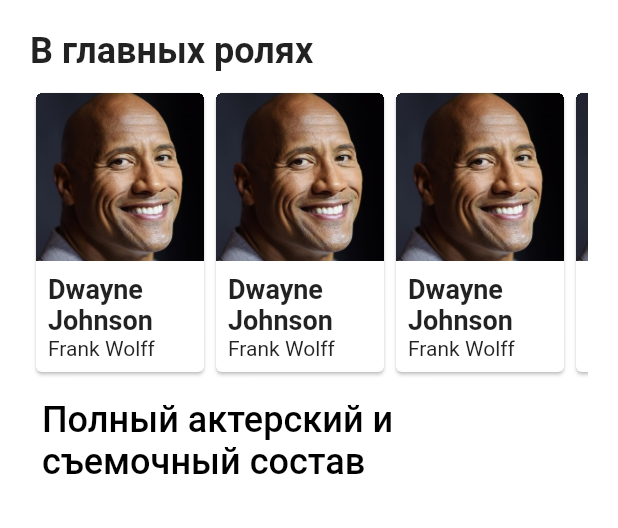
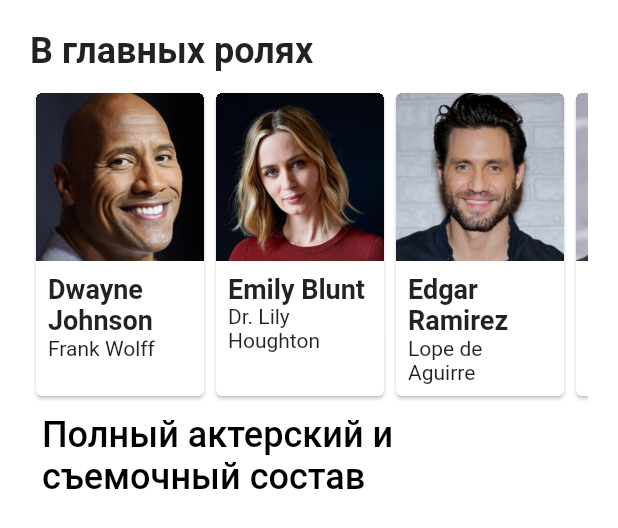
Before and after one commit to roman-romanov/the_movie_db, a Flutter app: the MovieDetailsScreenCastWidget widget shown alone on an empty page, opened directly, on a phone screen of 412 x 824 dp. Shown: the top 528 px of the screen. Run offline on Flutter 3.47's test engine with Material 2 defaults, Android fonts, the light colour scheme and no system bars.

Commit message:
movie_details_screen_cast_widget changed

```diff
--- a/lib/const/const.dart
+++ b/lib/const/const.dart
@@ -14,5 +14,17 @@ final String johnRequa = 'John Requa';
 final String glennFicara = 'Glenn Ficara';
 final String dwayneJohnson = 'Dwayne Johnson';
 final String frankWolff = 'Frank Wolff';
+final String emilyBlunt = 'Emily Blunt';
+final String drLilyHoughton = 'Dr. Lily Houghton';
+final String edgarRamirez = 'Edgar Ramirez';
+final String lopeDeAguirre = 'Lope de Aguirre';
+final String jackWhitehall = 'Jack Whitehall';
+final String mcgregorHoughton = 'McGregor Houghton';
+final String jessePlemons = 'Jesse Plemons';
+final String princeJoachim = 'Prince Joachim';
+final String paulGiamatti = 'Paul Giamatti';
+final String nilo = 'Nilo';
+final String daniRovira = 'Dani Rovira';
+final String sancho = 'Sancho';
 final String screenplay = 'Screenplay';
 final String director = 'Director';
--- a/lib/images/app_images.dart
+++ b/lib/images/app_images.dart
@@ -19,4 +19,14 @@ abstract class AppImages {
       AssetImage('assets/images/cast_criuse_of_jungles/dwayne_johnson.jpg');
   static const emily_blunt =
       AssetImage('assets/images/cast_criuse_of_jungles/emily_blunt.jpg');
+  static const edgar_ramirez =
+      AssetImage('assets/images/cast_criuse_of_jungles/edgar_ramirez.jpg');
+  static const jack_whitehall =
+      AssetImage('assets/images/cast_criuse_of_jungles/jack_whitehall.jpg');
+  static const jesse_plemons =
+      AssetImage('assets/images/cast_criuse_of_jungles/jesse_plemons.jpg');
+  static const paul_giamatti =
+      AssetImage('assets/images/cast_criuse_of_jungles/paul_giamatti.jpg');
+  static const dani_rovira =
+      AssetImage('assets/images/cast_criuse_of_jungles/dani_rovira.jpg');
 }
--- a/lib/widgets/movie_details/movie_details_screen_cast_widget.dart
+++ b/lib/widgets/movie_details/movie_details_screen_cast_widget.dart
@@ -8,6 +8,36 @@ class MovieDetailsScreenCastWidget extends StatelessWidget {
 
   @override
   Widget build(BuildContext context) {
+    var _castPersons = [
+      _CastPerson(
+          image: AssetImage(AppImages.dwayne_johnson.assetName).assetName,
+          name: dwayneJohnson,
+          castName: frankWolff),
+      _CastPerson(
+          image: AssetImage(AppImages.emily_blunt.assetName).assetName,
+          name: emilyBlunt,
+          castName: drLilyHoughton),
+      _CastPerson(
+          image: AssetImage(AppImages.edgar_ramirez.assetName).assetName,
+          name: edgarRamirez,
+          castName: lopeDeAguirre),
+      _CastPerson(
+          image: AssetImage(AppImages.jack_whitehall.assetName).assetName,
+          name: jackWhitehall,
+          castName: mcgregorHoughton),
+      _CastPerson(
+          image: AssetImage(AppImages.jesse_plemons.assetName).assetName,
+          name: jessePlemons,
+          castName: princeJoachim),
+      _CastPerson(
+          image: AssetImage(AppImages.paul_giamatti.assetName).assetName,
+          name: paulGiamatti,
+          castName: nilo),
+      _CastPerson(
+          image: AssetImage(AppImages.dani_rovira.assetName).assetName,
+          name: daniRovira,
+          castName: sancho),
+    ];
     return ColoredBox(
       color: Colors.white,
       child: Padding(
@@ -23,17 +53,19 @@ class MovieDetailsScreenCastWidget extends StatelessWidget {
               ),
             ),
             SizedBox(height: 10),
-            SizedBox(
-              height: 200,
+            Container(
+              height: 210,
               child: Scrollbar(
                 thickness: 5.0,
                 radius: Radius.circular(50),
                 child: ListView.builder(
+                    physics: BouncingScrollPhysics(
+                        parent: AlwaysScrollableScrollPhysics()),
                     scrollDirection: Axis.horizontal,
                     itemExtent: 120.0,
-                    itemCount: 10,
+                    itemCount: _castPersons.length,
                     itemBuilder: (context, index) {
-                      return _CastPerson();
+                      return _castPersons[index];
                     }),
               ),
             ),
@@ -51,32 +83,50 @@ class MovieDetailsScreenCastWidget extends StatelessWidget {
 }
 
 class _CastPerson extends StatelessWidget {
-  const _CastPerson({Key? key}) : super(key: key);
+  final String image;
+  final String name;
+  final String castName;
+  const _CastPerson(
+      {Key? key,
+      required this.image,
+      required this.name,
+      required this.castName})
+      : super(key: key);
 
   @override
   Widget build(BuildContext context) {
-    return Column(
+    return InkWell(
+      onTap: () {},
+      child: Column(
         children: [
-        Card(
+          Expanded(
+            child: Card(
               clipBehavior: Clip.hardEdge,
               child: Column(
                 crossAxisAlignment: CrossAxisAlignment.start,
                 children: [
-              Image(image: AssetImage(AppImages.dwayne_johnson.assetName)),
+                  Image(image: AssetImage(image)),
                   Padding(
-                padding: const EdgeInsets.symmetric(horizontal: 8, vertical: 8),
+                    padding:
+                        const EdgeInsets.symmetric(horizontal: 8, vertical: 8),
                     child: Column(
                       crossAxisAlignment: CrossAxisAlignment.start,
                       children: [
-                    Text(dwayneJohnson, style: nameEighteen, maxLines: 2),
-                    Text(frankWolff),
+                        Text(
+                          name,
+                          style: nameEighteen,
+                          maxLines: 2,
+                        ),
+                        Text(castName, maxLines: 3),
                       ],
                     ),
                   ),
                 ],
               ),
             ),
+          ),
         ],
+      ),
     );
   }
 }
```
Lines whose indentation alone changed are shown as unchanged.
